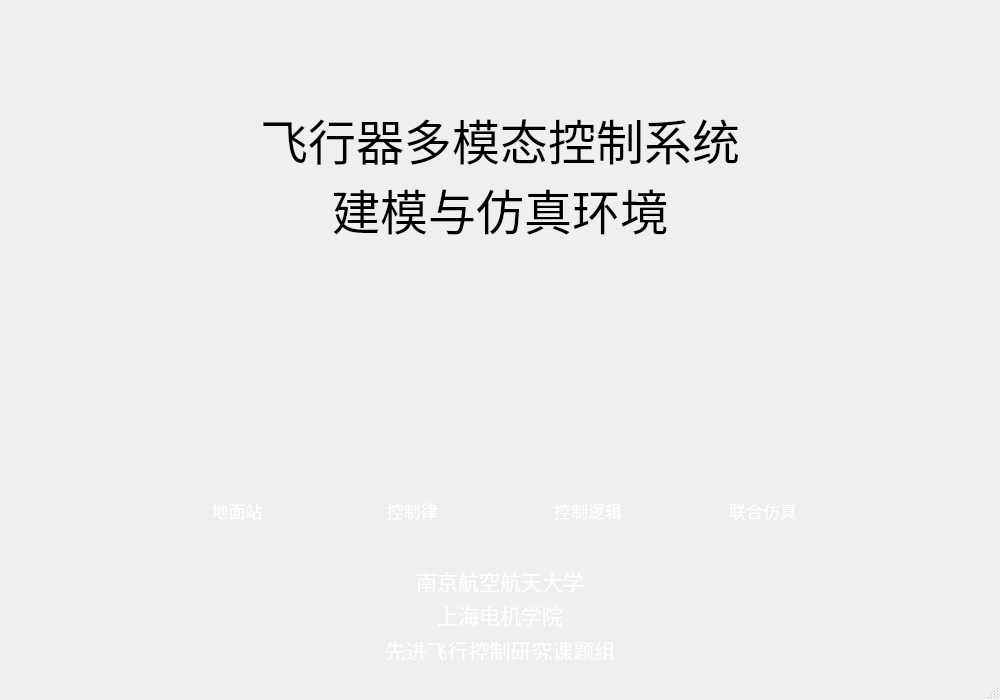
The window that QtAppV1/MainWelcome.ui (bigonestep/flight-control-simulation) describes before a commit, drawn with Qt 5.
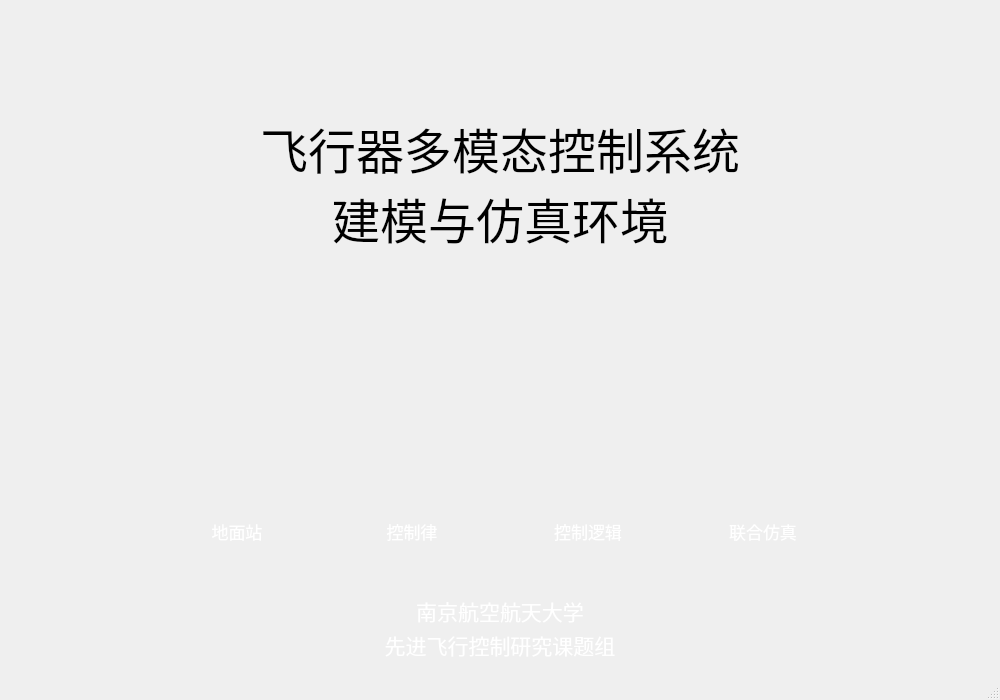
The same window after the commit. Icons and pictures are not drawn.

```diff
--- a/QtAppV1/MainWelcome.ui
+++ b/QtAppV1/MainWelcome.ui
@@ -419,7 +419,7 @@
           </font>
          </property>
          <property name="text">
-          <string>&lt;html&gt;&lt;head/&gt;&lt;body&gt;&lt;p align=&quot;center&quot; style='line-height:70%'&gt;&lt;span style=&quot; color:#ffffff;&quot;&gt;南京航空航天大学&lt;/span&gt;&lt;/p&gt;&lt;p align=&quot;center&quot; style='line-height:70%'&gt;&lt;span style=&quot; color:#ffffff;&quot;&gt;上海电机学院&lt;/span&gt;&lt;/p&gt;&lt;p align=&quot;center&quot; style='line-height:80%'&gt;&lt;span style=&quot; color:#ffffff; &quot;&gt;先进飞行控制研究课题组&lt;/span&gt;&lt;/p&gt;&lt;/body&gt;&lt;/html&gt;</string>
+          <string>&lt;html&gt;&lt;head/&gt;&lt;body&gt;&lt;p align=&quot;center&quot; style='line-height:70%'&gt;&lt;span style=&quot; color:#ffffff;&quot;&gt;南京航空航天大学&lt;/span&gt;&lt;/p&gt;&lt;p align=&quot;center&quot; style='line-height:80%'&gt;&lt;span style=&quot; color:#ffffff; &quot;&gt;先进飞行控制研究课题组&lt;/span&gt;&lt;/p&gt;&lt;/body&gt;&lt;/html&gt;</string>
          </property>
          <property name="alignment">
           <set>Qt::AlignCenter</set>
```
